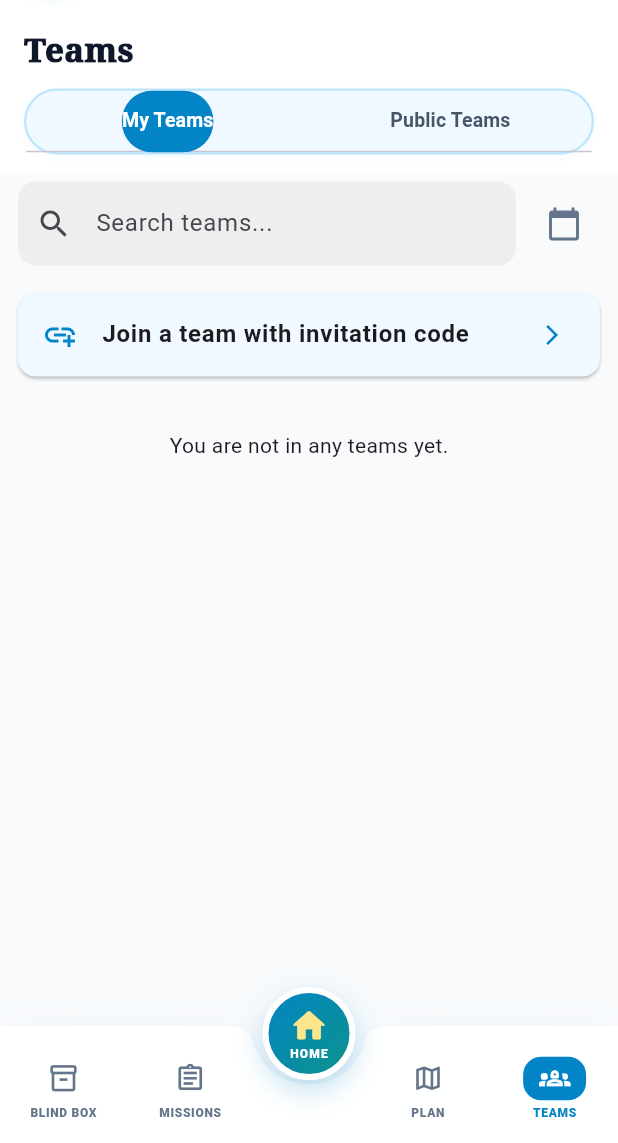
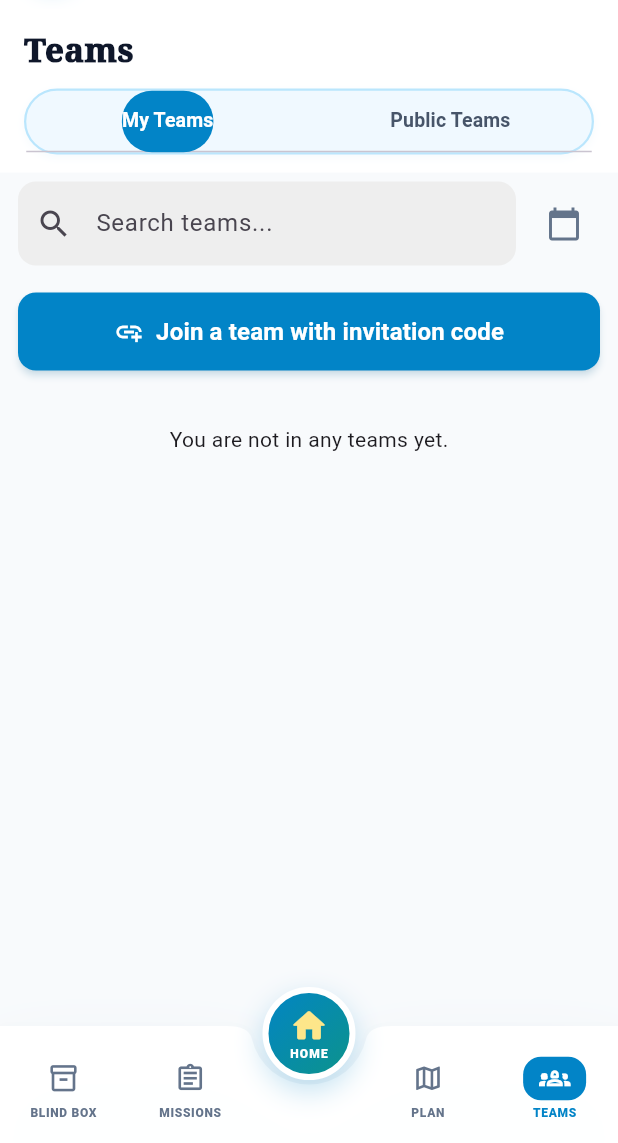
Before and after one commit to ChaiKahWai/MysteryLane, a Flutter app: the JoinTeamScreen screen opened directly, after a tap on "PLAN", after a tap on "TEAMS", on a phone screen of 412 x 824 dp, the part 93-1236 px from its top. Run offline on Flutter 3.47's test engine with Material 3 defaults, Android fonts, the phone set to English and light mode, and no system bars; our stand-ins replace geolocator, google_maps_flutter, image_picker, intl_phone_number_input, pdf, printing and 1 more; missing offline and left inert: flutter_polyline_points; accounts and stored records are empty; network calls fail.

Commit message:
fix: private team UI
user able to rejoin after quit
fix copy button

```diff
--- a/lib/presentation/screens/group/group_screen.dart
+++ b/lib/presentation/screens/group/group_screen.dart
@@ -582,30 +582,45 @@ class _GroupScreenState extends State<GroupScreen> with SingleTickerProviderStat
     );
   }
 
-  // ---- BODY: My Teams list ----
+  // ---- BODY: My Teams list (updated: "Join a team" is now a blue button, not a card) ----
   Widget _buildMyTeamsList() {
     final filtered = _filterMyTeams();
     return ListView(
       padding: const EdgeInsets.symmetric(vertical: 8),
       children: [
-        Card(
-          margin: const EdgeInsets.symmetric(horizontal: 12, vertical: 4),
-          color: const Color(0xFFF0F9FF),
-          child: ListTile(
-            leading: const Icon(Icons.add_link, color: skyBlue),
-            title: const Text(
-              'Join a team with invitation code',
-              style: TextStyle(fontWeight: FontWeight.w600),
-            ),
-            trailing: const Icon(Icons.arrow_forward_ios, size: 16, color: skyBlue),
-            onTap: () {
+        // ---- "Join a team" as a prominent button (different UI) ----
+        Padding(
+          padding: const EdgeInsets.symmetric(horizontal: 12, vertical: 4),
+          child: ElevatedButton.icon(
+            onPressed: () {
               Navigator.push(
                 context,
                 MaterialPageRoute(builder: (_) => const JoinTeamScreen()),
               ).then((_) => _loadData());
             },
+            icon: const Icon(Icons.add_link, color: Colors.white, size: 20),
+            label: const Text(
+              'Join a team with invitation code',
+              style: TextStyle(
+                fontWeight: FontWeight.w600,
+                fontSize: 16,
+                color: Colors.white,
+              ),
+            ),
+            style: ElevatedButton.styleFrom(
+              backgroundColor: skyBlue,
+              foregroundColor: Colors.white,
+              minimumSize: const Size(double.infinity, 52),
+              shape: RoundedRectangleBorder(
+                borderRadius: BorderRadius.circular(12),
+              ),
+              elevation: 2,
+              shadowColor: skyBlue.withOpacity(0.3),
+              padding: const EdgeInsets.symmetric(vertical: 12),
+            ),
           ),
         ),
+        // ---- Team cards (white + light blue border) ----
         if (filtered.isEmpty)
           const Padding(
             padding: EdgeInsets.all(32.0),
@@ -618,6 +633,12 @@ class _GroupScreenState extends State<GroupScreen> with SingleTickerProviderStat
             final groupData = team['travel_groups'] as Map<String, dynamic>;
             final role = team['member_role'] ?? 'MEMBER';
             return Card(
+              color: Colors.white,
+              shape: RoundedRectangleBorder(
+                borderRadius: BorderRadius.circular(12),
+                side: BorderSide(color: Colors.blue.shade100, width: 1.5),
+              ),
+              elevation: 2,
               margin: const EdgeInsets.symmetric(horizontal: 12, vertical: 4),
               child: ListTile(
                 title: Text(groupData['team_name'] ?? 'Unnamed'),
@@ -644,7 +665,7 @@ class _GroupScreenState extends State<GroupScreen> with SingleTickerProviderStat
     );
   }
 
-  // ---- BODY: Public Teams list (enhanced with first stop & light blue card) ----
+  // ---- BODY: Public Teams list (unchanged) ----
   Widget _buildPublicTeamsList(List<Map<String, dynamic>> paginated, int totalPages) {
     if (_filteredPublicTeams.isEmpty) {
       return Center(
@@ -692,18 +713,15 @@ class _GroupScreenState extends State<GroupScreen> with SingleTickerProviderStat
         final firstStopName = item['firstStopName'] as String?;
 
         return Card(
-          color: Colors.white, // white background
+          color: Colors.white,
           shape: RoundedRectangleBorder(
             borderRadius: BorderRadius.circular(12),
-            side: BorderSide(color: Colors.blue.shade100, width: 1.5), // light blue border
+            side: BorderSide(color: Colors.blue.shade100, width: 1.5),
           ),
           elevation: 2,
           margin: const EdgeInsets.symmetric(horizontal: 12, vertical: 4),
           child: ListTile(
-            title: Text(
-              team.teamName,
-              style: const TextStyle(fontWeight: FontWeight.w600),
-            ),
+            title: Text(team.teamName),
             subtitle: Column(
               crossAxisAlignment: CrossAxisAlignment.start,
               children: [
--- a/lib/presentation/screens/group/join_team_screen.dart
+++ b/lib/presentation/screens/group/join_team_screen.dart
@@ -80,11 +80,12 @@ class _JoinTeamScreenState extends State<JoinTeamScreen> {
       );
       Navigator.pop(context);
     } catch (e) {
+      String message = e.toString().replaceFirst('Exception: ', '');
       ScaffoldMessenger.of(context).showSnackBar(
-        SnackBar(content: Text('Error: $e')),
+        SnackBar(content: Text(message)),
       );
     } finally {
-      setState(() => _submitting = false);
+      if (mounted) setState(() => _submitting = false);
     }
   }
 
@@ -140,45 +141,128 @@ class _JoinTeamScreenState extends State<JoinTeamScreen> {
       extendBody: true,
       appBar: _buildTopAppBar(),
       body: Padding(
-        padding: const EdgeInsets.all(24.0),
+        padding: const EdgeInsets.symmetric(horizontal: 24.0, vertical: 32.0),
         child: Column(
           mainAxisAlignment: MainAxisAlignment.center,
           crossAxisAlignment: CrossAxisAlignment.stretch,
           children: [
-            const Icon(
-              Icons.qr_code,
-              size: 80,
-              color: skyBlue,
+            // ---- Icon / Logo (changed to key) ----
+            Container(
+              alignment: Alignment.center,
+              child: Icon(
+                Icons.vpn_key_rounded, // <- replaced lock with key
+                size: 72,
+                color: skyBlue.withOpacity(0.7),
+              ),
             ),
-            const SizedBox(height: 16),
+            const SizedBox(height: 24),
+
+            // ---- MAIN TITLE: ENTER PRIVATE TEAM CODE ----
             const Text(
-              'Enter the invitation code you received from the team owner.',
+              'ENTER PRIVATE TEAM CODE',
               textAlign: TextAlign.center,
-              style: TextStyle(fontSize: 16),
+              style: TextStyle(
+                fontSize: 22,
+                fontWeight: FontWeight.w800,
+                color: darkText,
+                letterSpacing: 0.5,
+              ),
             ),
-            const SizedBox(height: 32),
+            const SizedBox(height: 8),
+
+            // ---- SUBTITLE: PRIVATE PASSCODE VERIFICATION ----
+            const Text(
+              'PRIVATE PASSCODE VERIFICATION',
+              textAlign: TextAlign.center,
+              style: TextStyle(
+                fontSize: 16,
+                color: greyText,
+                fontWeight: FontWeight.w400,
+              ),
+            ),
+            const SizedBox(height: 40),
+
+            // ---- Input Label ----
+            const Text(
+              'PRIVATE TEAM PASSCODE',
+              style: TextStyle(
+                fontSize: 14,
+                fontWeight: FontWeight.w600,
+                color: darkText,
+                letterSpacing: 0.8,
+              ),
+            ),
+            const SizedBox(height: 8),
+
+            // ---- Input Field ----
             TextField(
               controller: _codeController,
               decoration: InputDecoration(
-                labelText: 'Invitation Code',
+                hintText: 'ENTER PRIVATE CODE (E.G. 123456 OR 849201)',
+                hintStyle: const TextStyle(
+                  fontSize: 14,
+                  color: Colors.grey,
+                  fontWeight: FontWeight.w400,
+                ),
                 border: OutlineInputBorder(
                   borderRadius: BorderRadius.circular(12),
+                  borderSide: BorderSide(color: borderColor),
                 ),
-                prefixIcon: const Icon(Icons.vpn_key),
+                enabledBorder: OutlineInputBorder(
+                  borderRadius: BorderRadius.circular(12),
+                  borderSide: BorderSide(color: borderColor),
+                ),
+                focusedBorder: OutlineInputBorder(
+                  borderRadius: BorderRadius.circular(12),
+                  borderSide: BorderSide(color: skyBlue, width: 2),
+                ),
+                filled: true,
+                fillColor: Colors.white,
+                contentPadding: const EdgeInsets.symmetric(
+                  horizontal: 16,
+                  vertical: 16,
+                ),
               ),
               textAlign: TextAlign.center,
               textCapitalization: TextCapitalization.characters,
+              style: const TextStyle(
+                fontSize: 16,
+                fontWeight: FontWeight.w500,
+                letterSpacing: 1.0,
+              ),
             ),
-            const SizedBox(height: 24),
+            const SizedBox(height: 32),
+
+            // ---- Join Button ----
             ElevatedButton(
               onPressed: _submitting ? null : _submitRequest,
+              style: ElevatedButton.styleFrom(
+                backgroundColor: skyBlue,
+                foregroundColor: Colors.white,
+                minimumSize: const Size(double.infinity, 54),
+                shape: RoundedRectangleBorder(
+                  borderRadius: BorderRadius.circular(12),
+                ),
+                elevation: 2,
+                shadowColor: skyBlue.withOpacity(0.3),
+              ),
               child: _submitting
                   ? const SizedBox(
-                height: 20,
-                width: 20,
-                child: CircularProgressIndicator(strokeWidth: 2),
+                height: 24,
+                width: 24,
+                child: CircularProgressIndicator(
+                  strokeWidth: 2,
+                  color: Colors.white,
+                ),
               )
-                  : const Text('Send Request'),
+                  : const Text(
+                'JOIN PRIVATE TEAM',
+                style: TextStyle(
+                  fontSize: 16,
+                  fontWeight: FontWeight.w700,
+                  letterSpacing: 1.2,
+                ),
+              ),
             ),
           ],
         ),
@@ -238,7 +322,7 @@ class _JoinTeamScreenState extends State<JoinTeamScreen> {
           onTap: () {
             Navigator.push(
               context,
-              MaterialPageRoute(builder: (_) => ChatListScreen()),
+              MaterialPageRoute(builder: (_) => const ChatListScreen()),
             );
           },
         ),
@@ -369,7 +453,7 @@ class _JoinTeamScreenState extends State<JoinTeamScreen> {
   }
 }
 
-// ---- Helper widgets (same as above) ----
+// ---- Helper widgets (unchanged) ----
 class _MysteryLaneLogo extends StatelessWidget {
   const _MysteryLaneLogo();
 
```
Also changed, not shown: lib/application/services/group_service.dart (+14 -1 lines), lib/data/repositories/group_repository.dart (+46 -4 lines), lib/presentation/screens/group/team_detail_screen.dart (+10 -3 lines).
